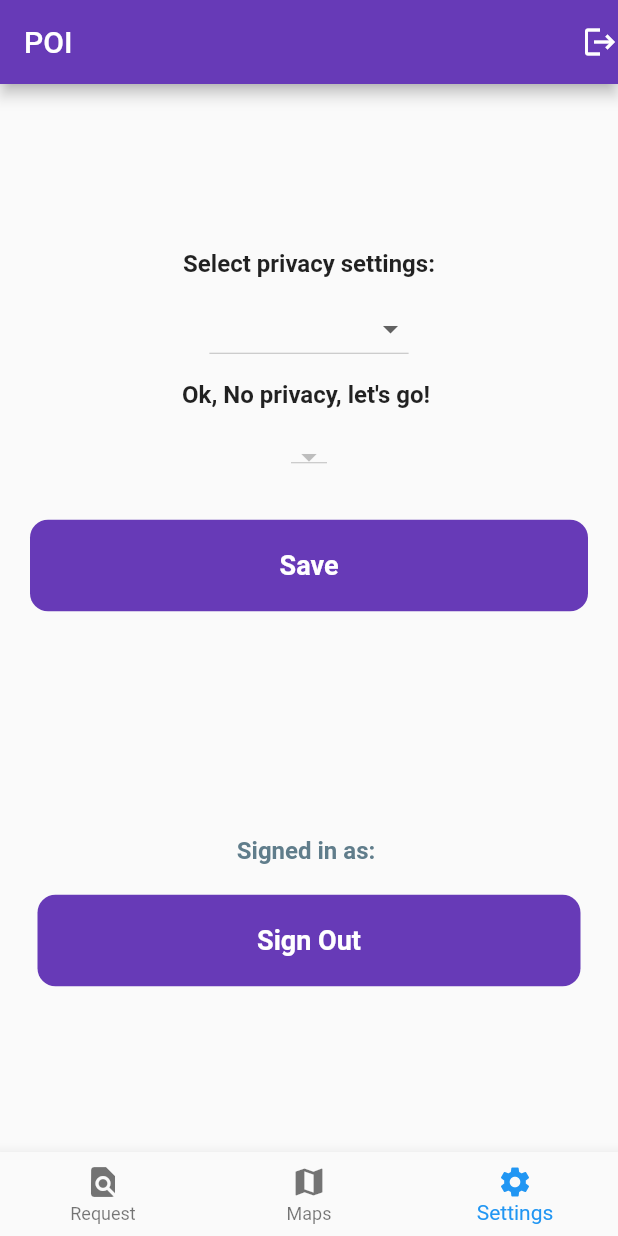
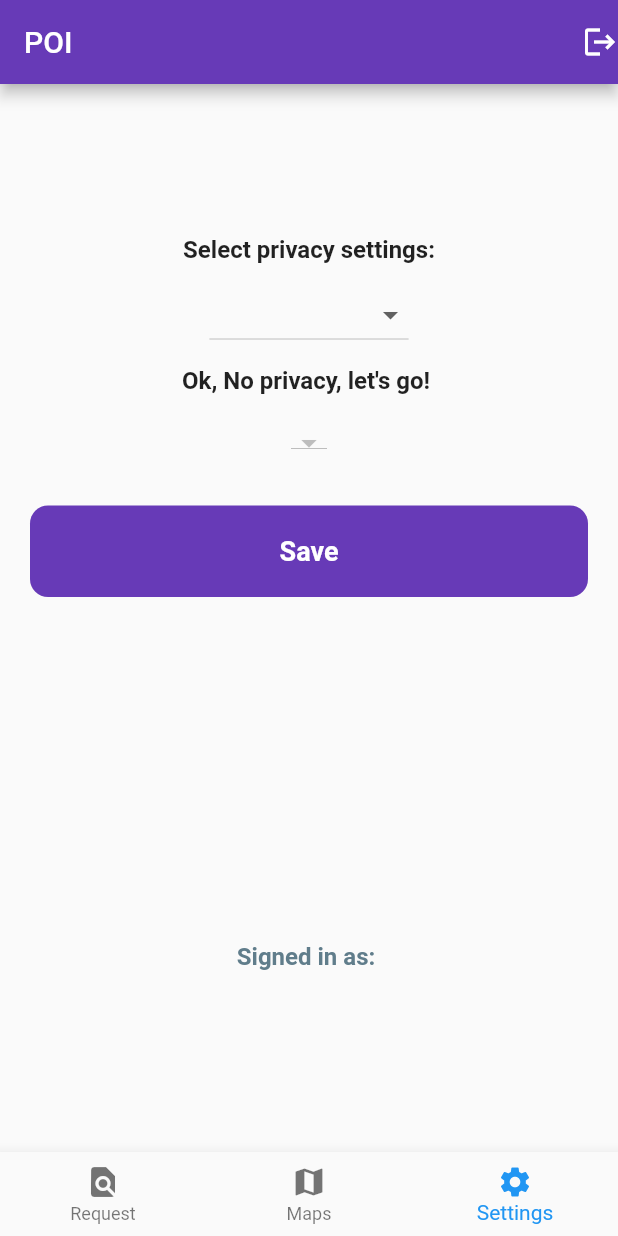
Before and after one commit to DamienCg/Poi, a Flutter app: the screen it shows once a user with an empty profile is signed in, item 3 of the bottom bar chosen, on a phone screen of 412 x 824 dp. Run offline on Flutter 3.47's test engine with Material 2 defaults, Android fonts, the phone set to English and light mode, and no system bars; our stand-ins replace firebase_auth, firebase_core, flutter_map, google_fonts, latlong2; accounts and stored records are empty.

Commit message:
signOut settings

```diff
--- a/lib/pages/settings.dart
+++ b/lib/pages/settings.dart
@@ -68,7 +68,7 @@ class _SettingsPageState extends State<SettingsPage> {
                   ),
                 ),
               ),
-              SizedBox(height: 150),
+              SizedBox(height: 230),
               Text(
                 'Signed in as: ' + user.email!,
                 style: TextStyle(
@@ -77,7 +77,7 @@ class _SettingsPageState extends State<SettingsPage> {
                     color: Colors.blueGrey),
               ),
               SizedBox(height: 20),
-              Padding(
+              /*Padding(
                 padding: const EdgeInsets.symmetric(horizontal: 25.0),
                 child: GestureDetector(
                   onTap: () => FirebaseAuth.instance.signOut(),
@@ -99,7 +99,7 @@ class _SettingsPageState extends State<SettingsPage> {
                     ),
                   ),
                 ),
-              ),
+              ), */
             ],
           ),
         ),
```
